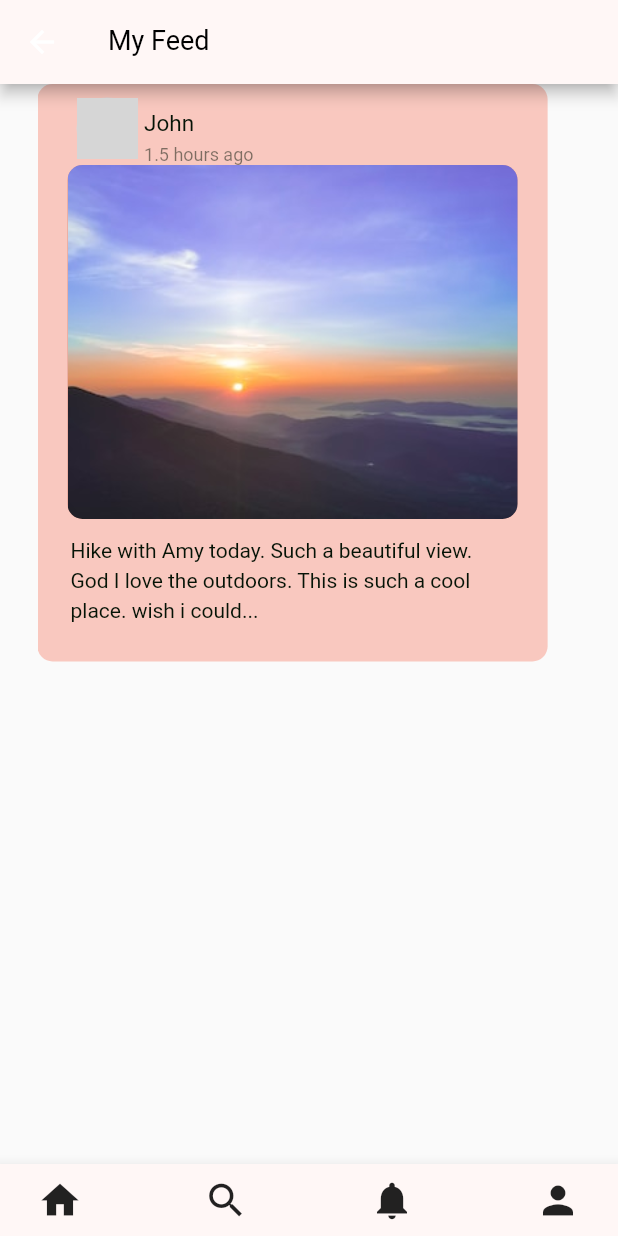
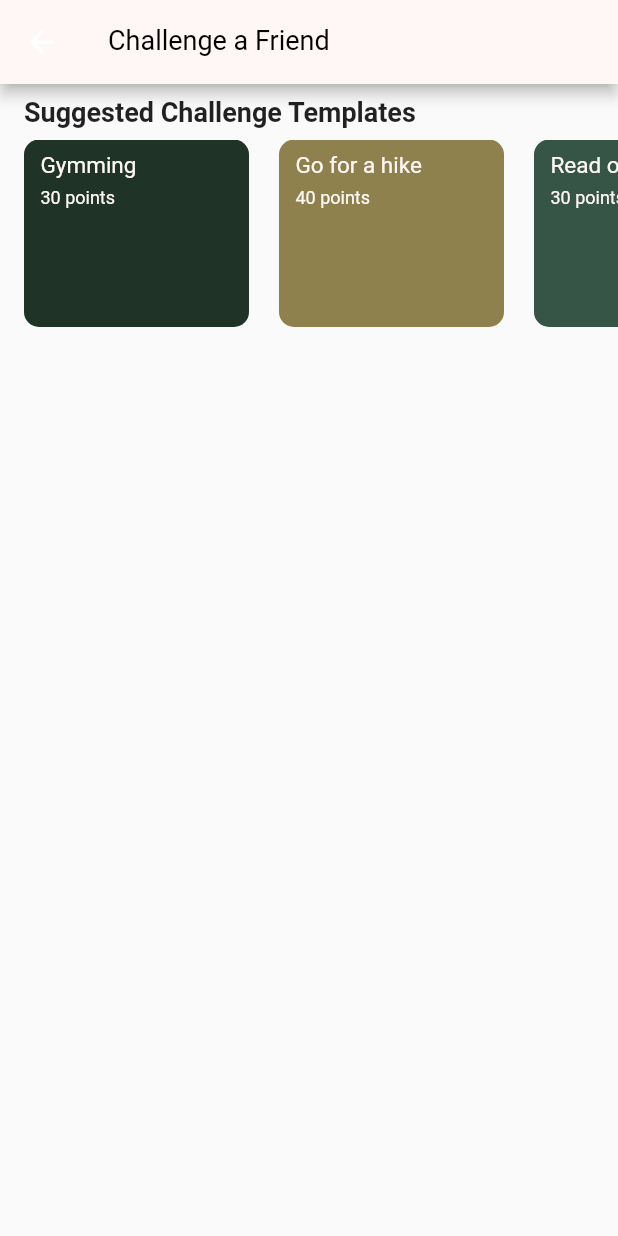
Before and after one commit to Intro-to-HCI-Spring-2023/p5_v2-group9, a Flutter app: the FeedPage screen opened directly, after a tap on the "notifications" icon, on a phone screen of 412 x 824 dp. Run offline on Flutter 3.47's test engine with Material 2 defaults, Android fonts, the light colour scheme and no system bars; Roboto replaces fonts that are missing (Lora); grey boxes are pictures that could not be loaded.

Commit message:
added challenge a friend page with horizontal scrolling widget

```diff
--- /dev/null
+++ b/motify/lib/challengeAfriend/challenge_formatter.dart
@@ -0,0 +1,64 @@
+// item_formatter.dart
+
+import 'package:flutter/material.dart';
+import 'challenge_templates.dart';
+
+class ChallengeFormatter extends StatelessWidget {
+  final ChallengeTemplates challenge;
+
+  ChallengeFormatter(this.challenge);
+
+  @override
+  Widget build(BuildContext context) {
+    return Container(
+        width: 170,
+        height: 150,
+        child: Stack(children: <Widget>[
+          Positioned(
+              top: 0,
+              left: 0,
+              child: Container(
+                  width: 150,
+                  height: 125,
+                  decoration: BoxDecoration(
+                    borderRadius: BorderRadius.only(
+                      topLeft: Radius.circular(10),
+                      topRight: Radius.circular(10),
+                      bottomLeft: Radius.circular(10),
+                      bottomRight: Radius.circular(10),
+                    ),
+                    color: challenge.color,
+                  ))),
+          Positioned(
+              top: 10,
+              left: 11,
+              child: Text(
+                challenge.title,
+                textAlign: TextAlign.left,
+                style: TextStyle(
+                    color: Color.fromRGBO(255, 248, 246, 1),
+                    fontFamily: 'Lora',
+                    fontSize: 15,
+                    letterSpacing:
+                        0 /*percentages not used in flutter. defaulting to zero*/,
+                    fontWeight: FontWeight.normal,
+                    height: 1),
+              )),
+          Positioned(
+              top: 29,
+              left: 11,
+              child: Text(
+                challenge.points,
+                textAlign: TextAlign.left,
+                style: TextStyle(
+                    color: Color.fromRGBO(255, 248, 246, 1),
+                    fontFamily: 'Lora',
+                    fontSize: 12,
+                    letterSpacing:
+                        0 /*percentages not used in flutter. defaulting to zero*/,
+                    fontWeight: FontWeight.normal,
+                    height: 1.5),
+              )),
+        ]));
+  }
+}
--- /dev/null
+++ b/motify/lib/challengeAfriend/challenge_templates.dart
@@ -0,0 +1,18 @@
+// item_data.dart
+
+import 'package:flutter/material.dart';
+
+class ChallengeTemplates {
+  final Color color;
+  final String title;
+  final String points;
+
+  ChallengeTemplates(this.color, this.title, this.points);
+}
+
+List<ChallengeTemplates> items = [
+  ChallengeTemplates(Color.fromRGBO(31, 52, 39, 1), 'Gymming', '30 points'),
+  ChallengeTemplates(Color.fromRGBO(142, 129, 77, 1), 'Go for a hike', '40 points'),
+  ChallengeTemplates(Color.fromRGBO(54, 85, 71, 1), 'Read on the Green', '30 points'),
+  ChallengeTemplates(Color.fromRGBO(159, 183, 69, 1), 'Swim 10 laps', '50 points'),
+];
--- /dev/null
+++ b/motify/lib/challengeAfriend/create_challenge.dart
@@ -0,0 +1,70 @@
+import 'package:flutter/material.dart';
+import 'package:motify/challengeAfriend/challenge_formatter.dart';
+import 'package:motify/challengeAfriend/challenge_templates.dart';
+
+class CreateChallenge extends StatefulWidget {
+  const CreateChallenge({Key? key}) : super(key: key);
+
+  @override
+  State<CreateChallenge> createState() => CreateChallengeState();
+}
+
+class CreateChallengeState extends State<CreateChallenge> {
+  @override
+  // Figma Flutter Generator ScrolloptionsWidget - GROUP
+  Widget build(BuildContext context) {
+    return Scaffold(
+      appBar: AppBar(
+        backgroundColor: const Color.fromRGBO(255, 247, 246, 1),
+        title: const Text(
+          'Challenge a Friend',
+          style: TextStyle(
+            color: Color.fromRGBO(0, 0, 0, 1),
+            fontFamily: 'Roboto',
+            fontSize: 18,
+            letterSpacing: 0,
+            fontWeight: FontWeight.normal,
+            height: 1,
+          ),
+        ),
+      ),
+      body: Column(
+        crossAxisAlignment:
+            CrossAxisAlignment.start, // Align children to the left
+        children: [
+          Padding(
+            padding: const EdgeInsetsDirectional.only(
+              start: 16.0,
+              top: 8.0,
+              bottom: 8.0,
+            ),
+            child: Text(
+              'Suggested Challenge Templates',
+              textAlign: TextAlign.left,
+              style: TextStyle(
+                fontSize: 18,
+                fontFamily: 'Roboto',
+                letterSpacing: 0,
+                fontWeight: FontWeight.bold,
+              ),
+            ),
+          ),
+          Padding(
+            padding: const EdgeInsets.only(left: 16.0),
+            child: Container(
+              height: 200, // Adjust the height as per your requirement
+              child: ListView.builder(
+                scrollDirection: Axis.horizontal,
+                itemCount: items.length,
+                itemBuilder: (BuildContext context, int index) {
+                  ChallengeTemplates challenge = items[index];
+                  return ChallengeFormatter(challenge);
+                },
+              ),
+            ),
+          ),
+        ],
+      ),
+    );
+  }
+}
--- a/motify/lib/feedPage/feed_page.dart
+++ b/motify/lib/feedPage/feed_page.dart
@@ -1,4 +1,5 @@
 import 'package:flutter/material.dart';
+import 'package:motify/challengeAfriend/create_challenge.dart';
 import 'package:motify/feedPage/amy_widget.dart';
 import 'package:motify/feedPage/john_widget.dart';
 
@@ -74,6 +75,11 @@ class FeedPageState extends State<FeedPage> {
                 icon: Icon(Icons.notifications, size: 30),
                 onPressed: () {
                   // Handle notifications button press
+                  Navigator.push(
+                    context,
+                    MaterialPageRoute(builder: (context) => const CreateChallenge(),
+                    ),
+                  );
                 },
               ),
               IconButton(
```
